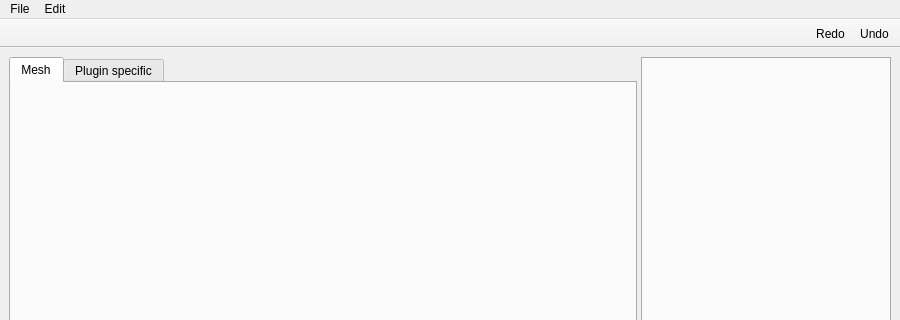
Before: the Qt Designer form SubVis/app/view/mainwindow.ui in sikessle/subvis, drawn with Qt 5; both pictures show x 0 to 900 and y 0 to 320 of the 900 by 700 pixel window.
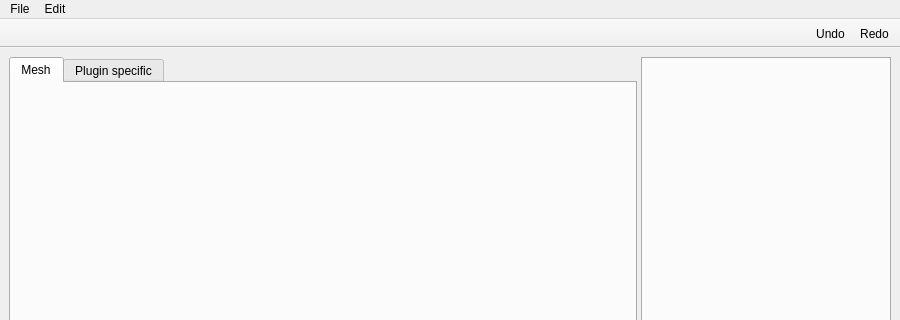
After: the same form once the commit is applied. Icons and pictures are not drawn. Custom widgets are drawn as their Qt base class.

Commit message: mesh statistics added to statusbar

```diff
--- a/SubVis/app/view/mainwindow.ui
+++ b/SubVis/app/view/mainwindow.ui
@@ -106,8 +106,8 @@
    <attribute name="toolBarBreak">
     <bool>false</bool>
    </attribute>
-   <addaction name="action_undo"/>
    <addaction name="action_redo"/>
+   <addaction name="action_undo"/>
   </widget>
   <widget class="QStatusBar" name="statusbar"/>
   <widget class="QMenuBar" name="menu_bar">
```
Left out of the diff: 4 changed lines with no effect on the pictures. The commit also changes 2 other files.
